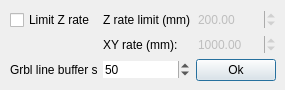
Old version of the form UIDesign/v0.01_Filtering.ui in the repository TheQuietestHand/GCodeSender_Michelin.
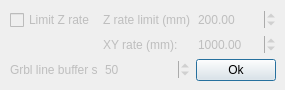
New version of the form.

The edit to the form file:
```diff
--- a/UIDesign/v0.01_Filtering.ui
+++ b/UIDesign/v0.01_Filtering.ui
@@ -34,7 +34,7 @@
   <property name="windowTitle">
    <string>Filtering</string>
   </property>
-  <widget class="QWidget" name="">
+  <widget class="QWidget" name="layoutWidget">
    <property name="geometry">
     <rect>
      <x>10</x>
@@ -46,6 +46,9 @@
    <layout class="QGridLayout" name="gridLayout">
     <item row="0" column="0">
      <widget class="QCheckBox" name="checkBoxLimitZRate">
+      <property name="enabled">
+       <bool>false</bool>
+      </property>
       <property name="text">
        <string>Limit Z rate</string>
       </property>
@@ -53,6 +56,9 @@
     </item>
     <item row="0" column="1">
      <widget class="QLabel" name="labelZRateLimit">
+      <property name="enabled">
+       <bool>false</bool>
+      </property>
       <property name="text">
        <string>Z rate limit (mm):</string>
       </property>
@@ -82,6 +88,9 @@
     </item>
     <item row="1" column="1">
      <widget class="QLabel" name="labelXYRate">
+      <property name="enabled">
+       <bool>false</bool>
+      </property>
       <property name="text">
        <string>XY rate (mm):</string>
       </property>
@@ -111,6 +120,9 @@
     </item>
     <item row="2" column="0">
      <widget class="QLabel" name="labelGrblLineBufferSize">
+      <property name="enabled">
+       <bool>false</bool>
+      </property>
       <property name="text">
        <string>Grbl line buffer size:</string>
       </property>
@@ -118,6 +130,9 @@
     </item>
     <item row="2" column="1">
      <widget class="QSpinBox" name="spinBoxGrblLineBufferSize">
+      <property name="enabled">
+       <bool>false</bool>
+      </property>
       <property name="frame">
        <bool>false</bool>
       </property>
```
